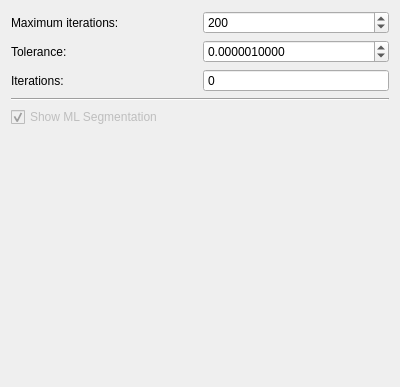
The window that code_revision/src/lib/visualization/MLControl.ui (jmaye/curb-detection) describes before a commit, drawn with Qt 5.
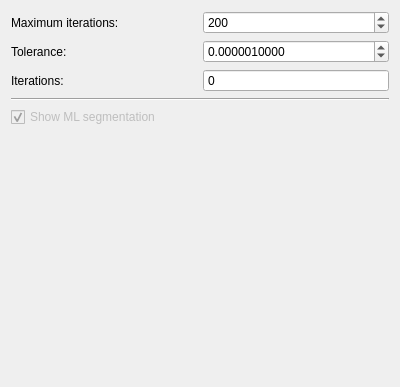
The same window after the commit.

The edit to the form file:
```diff
--- a/code_revision/src/lib/visualization/MLControl.ui
+++ b/code_revision/src/lib/visualization/MLControl.ui
@@ -90,7 +90,7 @@
         <bool>false</bool>
        </property>
        <property name="text">
-        <string>Show ML Segmentation</string>
+        <string>Show ML segmentation</string>
        </property>
        <property name="checked">
         <bool>true</bool>
```
